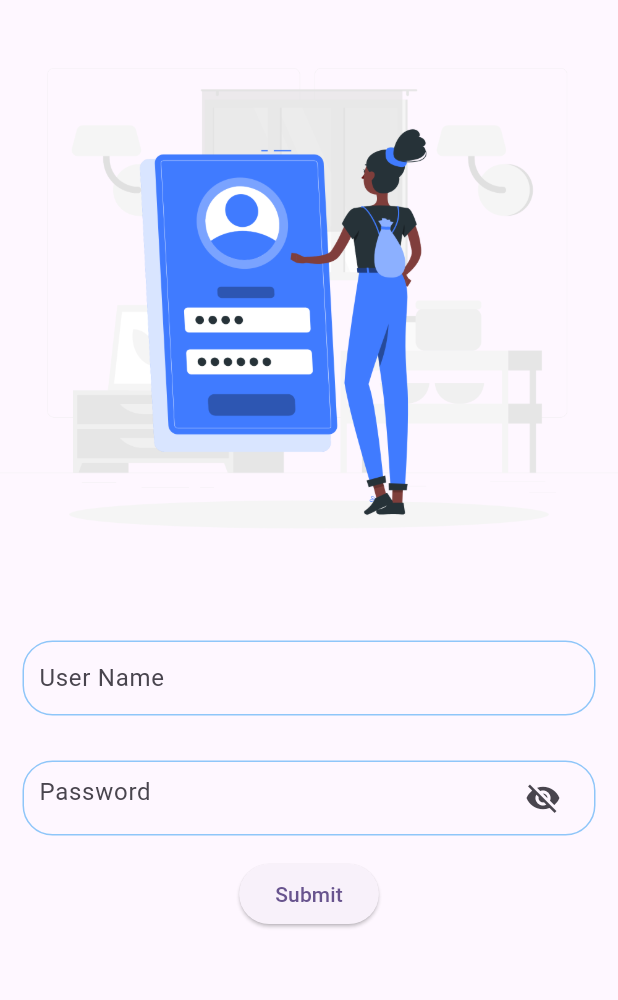
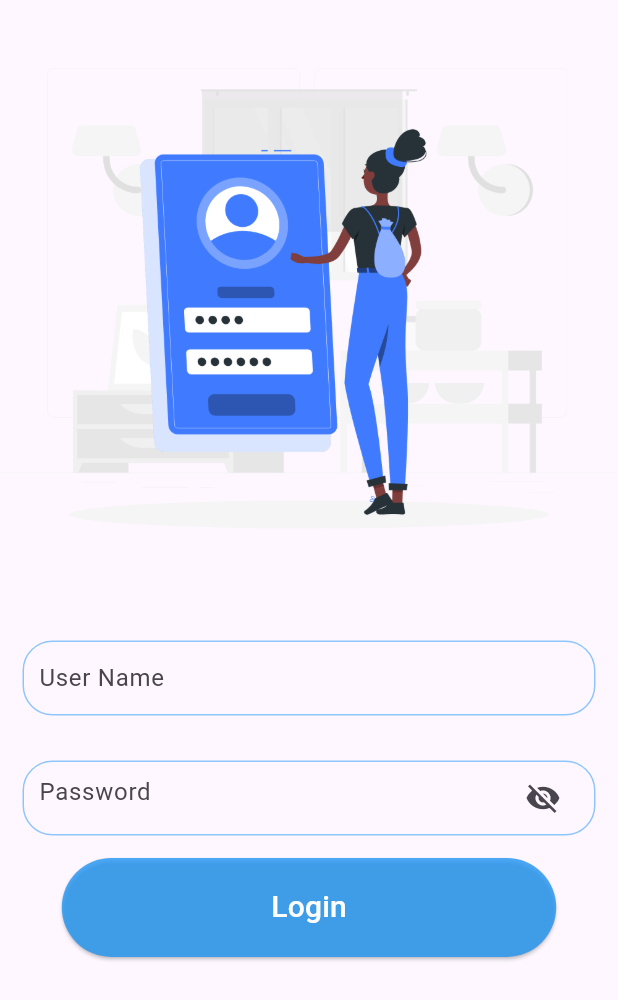
Before and after one commit to AliMossa/ToDo, a Flutter app: the LoginScreen screen opened by its route, on a phone screen of 412 x 824 dp. Shown: the top 1000 px of the screen. Run offline on Flutter 3.47's test engine with Material 3 defaults, Android fonts, the phone set to English and light mode, and no system bars; our stand-ins replace bloc, dio, flutter_bloc, shared_preferences, sqflite; accounts and stored records are empty; network calls fail.

Commit message:
Update login_screen.dart

```diff
--- a/lib/login/login_screen.dart
+++ b/lib/login/login_screen.dart
@@ -1,11 +1,9 @@
 import 'package:flutter/material.dart';
 import 'package:flutter_bloc/flutter_bloc.dart';
-import 'package:todo/home/bloc/home_bloc.dart';
 import 'package:todo/login/bloc/login_bloc.dart';
 
 class LoginScreen extends StatelessWidget {
-  final _formKey = GlobalKey<FormState>();
-   LoginScreen({Key? key}) : super(key: key);
+  const LoginScreen({super.key});
 
   @override
   Widget build(BuildContext context) {
@@ -25,14 +23,8 @@ class LoginScreen extends StatelessWidget {
                     ),
                     borderRadius: BorderRadius.circular(20)),
                 child: TextFormField(
-                  validator: (value) {
-                    if (value == null || value.isEmpty) {
-                      return 'Please enter your username.';
-                    }
-                    return null;
-                  },
                   onChanged: (value) {
-                    print("the value is $value");
+                    print("the valeu is $value");
                     context.read<LoginBloc>().data.userNameV = value;
                   },
                   onFieldSubmitted: (_) {
@@ -53,17 +45,11 @@ class LoginScreen extends StatelessWidget {
                     ),
                     borderRadius: BorderRadius.circular(20)),
                 child: TextFormField(
-                  validator: (value) {
-                    if (value == null || value.isEmpty) {
-                      return 'Please enter your password.';
-                    }
-                    return null;
-                  },
                   onChanged: (value) {
                     context.read<LoginBloc>().data.passwordV = value;
                   },
                   focusNode: context.watch<LoginBloc>().data.password,
-                  obscureText:!context.watch<LoginBloc>().data.secure,
+                  obscureText: !context.watch<LoginBloc>().data.secure,
                   decoration: InputDecoration(
                       suffixIcon: InkWell(
                         onTap: () {
@@ -78,15 +64,47 @@ class LoginScreen extends StatelessWidget {
                       border: InputBorder.none),
                 ),
               ),
-              // Add a button to trigger validation
-              ElevatedButton(
-                onPressed: () {
-                  if (_formKey.currentState!.validate()) {
-                    // If all forms are valid, proceed with login logic
-                    context.read<LoginBloc>().add(SendLoginEvent());
+              BlocConsumer<LoginBloc, LoginState>(
+                listener: (context, state) {
+                  print(state);
+                  if (state is ExceptionLoginState) {
+                    ScaffoldMessenger.of(context).showSnackBar(const SnackBar(
+                      content: Text(
+                        "Login has been failed",
+                        style: TextStyle(color: Colors.white),
+                      ),
+                      backgroundColor: Colors.red,
+                      behavior: SnackBarBehavior.floating,
+                    ));
+                  } else if (state is SuccessLoginState) {
+                    Navigator.pushNamedAndRemoveUntil(
+                        context, '/', (route) => false);
                   }
                 },
-                child: const Text('Submit'),
+                builder: (context, state) => SizedBox(
+                  width: moreInfo.width * 0.8,
+                  height: moreInfo.height * .08,
+                  child: ElevatedButton(
+                    style: ButtonStyle(
+                      backgroundColor: MaterialStateProperty.all(
+                        Colors.blue.withOpacity(.8),
+                      ),
+                    ),
+                    onPressed: () {
+                      context.read<LoginBloc>().add(SendLoginEvent());
+                    },
+                    child: context.watch<LoginBloc>().state is LoadingLoginState
+                        ? const Center(
+                      child: CircularProgressIndicator(
+                        color: Colors.white,
+                      ),
+                    )
+                        : const Text(
+                      "Login",
+                      style: TextStyle(color: Colors.white, fontSize: 20),
+                    ),
+                  ),
+                ),
               ),
             ],
           ),
```
